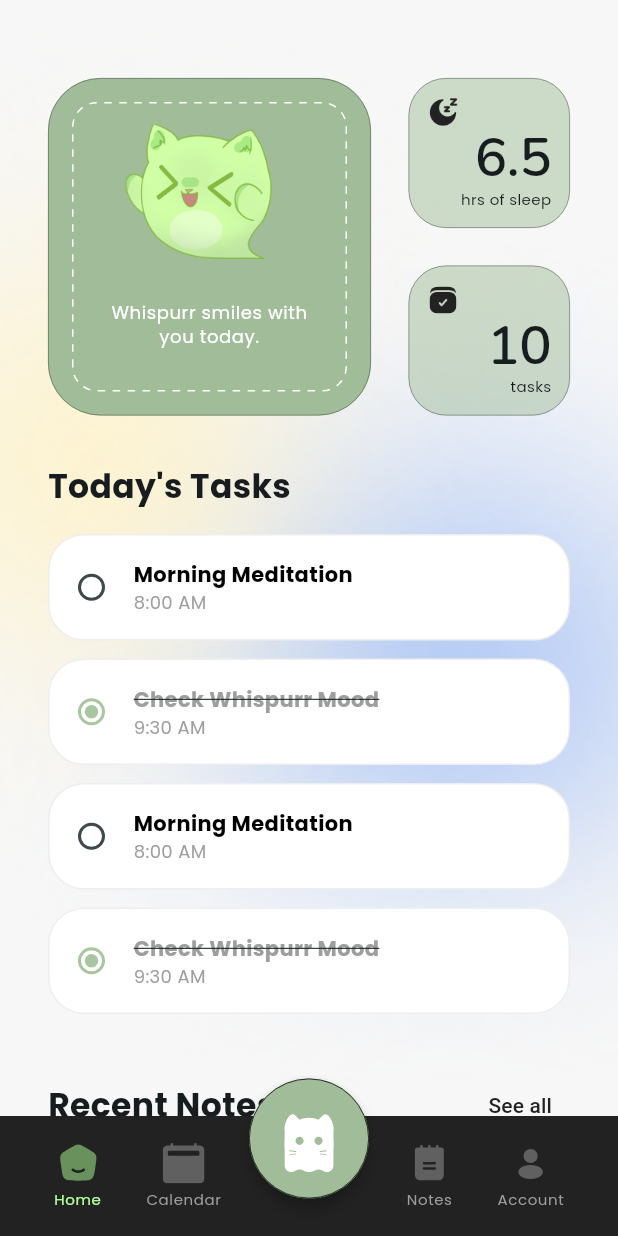
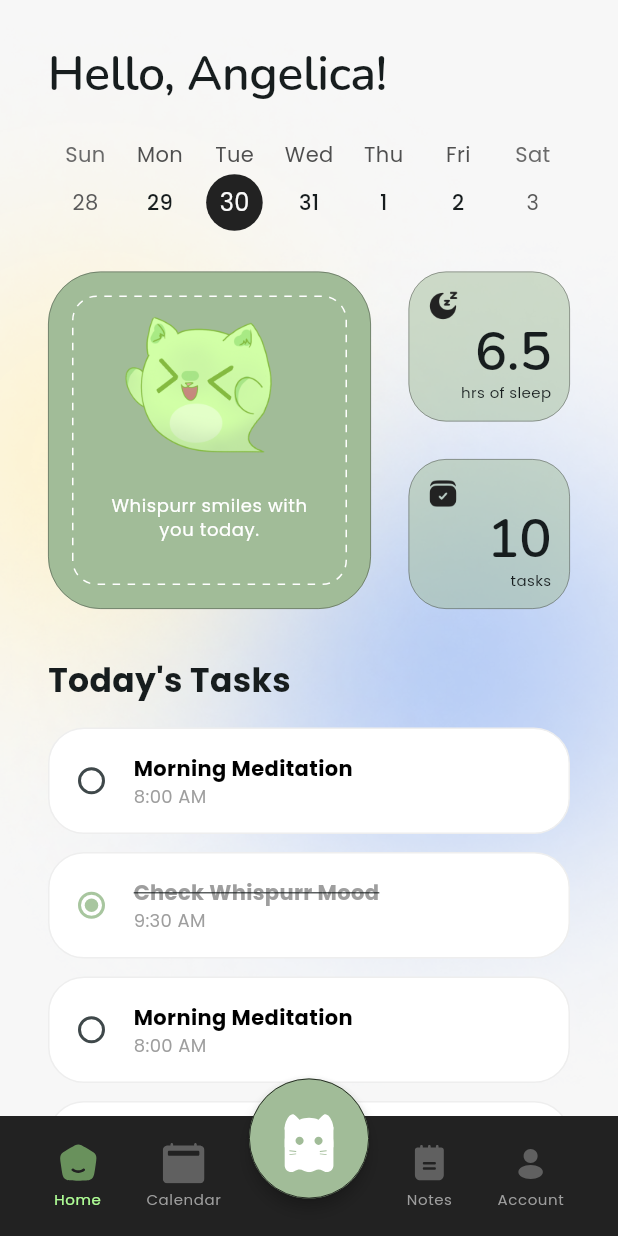
Before and after one commit to bread-pit/whispurr-hackathon, a Flutter app: the screen it shows after launch, on a phone screen of 412 x 824 dp. Run offline on Flutter 3.47's test engine with Material 3 defaults, Android fonts, the phone set to English and light mode, and no system bars; drawn by our look-alikes of dotted_border, table_calendar; our stand-ins replace flutter_svg, google_fonts.

Commit message:
Update: Home

```diff
--- a/lib/core/widgets/note_card.dart
+++ b/lib/core/widgets/note_card.dart
@@ -1,5 +1,8 @@
 import 'package:flutter/material.dart';
 import 'package:whispurr_hackathon/theme.dart';
+
+// TODO:
+// 1. allow card selection -> create notes
 
 class NoteCard extends StatelessWidget {
   final String title;
--- a/lib/views/calendar/calendar_page.dart
+++ b/lib/views/calendar/calendar_page.dart
@@ -4,6 +4,10 @@ import 'package:whispurr_hackathon/theme.dart';
 import '../../core/model/calendar_model.dart';
 import 'create_task.dart';
 import '../../core/widgets/task_card.dart';
+
+// TODO:
+// 1. fix colors
+// 2. allow TaskCard selection (see task_card.dart)
 
 class CalendarPage extends StatefulWidget {
   const CalendarPage({super.key});
--- a/lib/views/home/home_page.dart
+++ b/lib/views/home/home_page.dart
@@ -1,11 +1,15 @@
 import 'package:flutter/material.dart';
 import 'package:whispurr_hackathon/core/widgets/note_card.dart';
 import 'package:whispurr_hackathon/views/home/summary_card.dart';
-import 'package:whispurr_hackathon/views/notes/notes_page.dart';
-import '../../core/model/calendar_model.dart'; // Ensure this matches your project structure
+import 'package:table_calendar/table_calendar.dart';
+import '../../core/model/calendar_model.dart';
 import '../../core/widgets/task_card.dart';
 import '../../theme.dart';
 
+// TODO:
+// 1. connect mood color
+// 2. calendar colors
+// 3. connect tasks and notes to database
 
 class HomePage extends StatefulWidget {
   final Function(int) onTabChange;
@@ -17,6 +21,17 @@ class HomePage extends StatefulWidget {
 }
 
 class _HomePageState extends State<HomePage> {
+  // Calendar State
+  CalendarFormat _calendarFormat = CalendarFormat.week;
+  DateTime _focusedDay = DateTime.now();
+  DateTime? _selectedDay;
+
+  @override
+  void initState() {
+    super.initState();
+    _selectedDay = _focusedDay;
+  }
+
   // Mock data for the current day's tasks
   // In a real scenario, you'd filter your global events list by DateTime.now()
   List<CalendarTask> _selectedEvents = [
@@ -64,7 +79,47 @@ class _HomePageState extends State<HomePage> {
             child: Column(
               crossAxisAlignment: CrossAxisAlignment.start,
               children: [
-                // 1. Calendar placeholder (Weekly View)
+
+                Text(
+                  "Hello, Angelica!",
+                  style: context.textTheme.displayLarge,
+                ),
+
+                SizedBox(height: 25),
+
+                // CALENDAR
+                TableCalendar(
+                  firstDay: DateTime.utc(2025, 1, 1),
+                  lastDay: DateTime.utc(2030, 12, 31),
+                  focusedDay: _focusedDay,
+                  calendarFormat: _calendarFormat, // Fixed to week
+                  headerVisible: false,
+                  selectedDayPredicate: (day) => isSameDay(_selectedDay, day),
+                  onDaySelected: (selectedDay, focusedDay) {
+                    setState(() {
+                      _selectedDay = selectedDay;
+                      _focusedDay = focusedDay;
+                    });
+                    // Filter tasks based on selectedDay here
+                  },
+                  calendarStyle: CalendarStyle(
+                    todayDecoration: BoxDecoration(
+                      color: AppColors.black.withOpacity(0.1),
+                      shape: BoxShape.circle,
+                    ),
+                    selectedDecoration: const BoxDecoration(
+                      color: AppColors.black,
+                      shape: BoxShape.circle,
+                    ),
+                    defaultTextStyle: const TextStyle(fontWeight: FontWeight.w500),
+                  ),
+                  headerStyle: const HeaderStyle(
+                    formatButtonVisible: false,
+                    titleCentered: true,
+                    titleTextStyle: TextStyle(fontSize: 18, fontWeight: FontWeight.bold),
+                  ),
+                ),
+
                 SizedBox(height: 20),
 
                 // 2. Summary Board
@@ -135,7 +190,6 @@ class _HomePageState extends State<HomePage> {
                   ],
                 ),
 
-
                 NoteCard(
                   title: "Hello",
                   content: "Hello",
```
